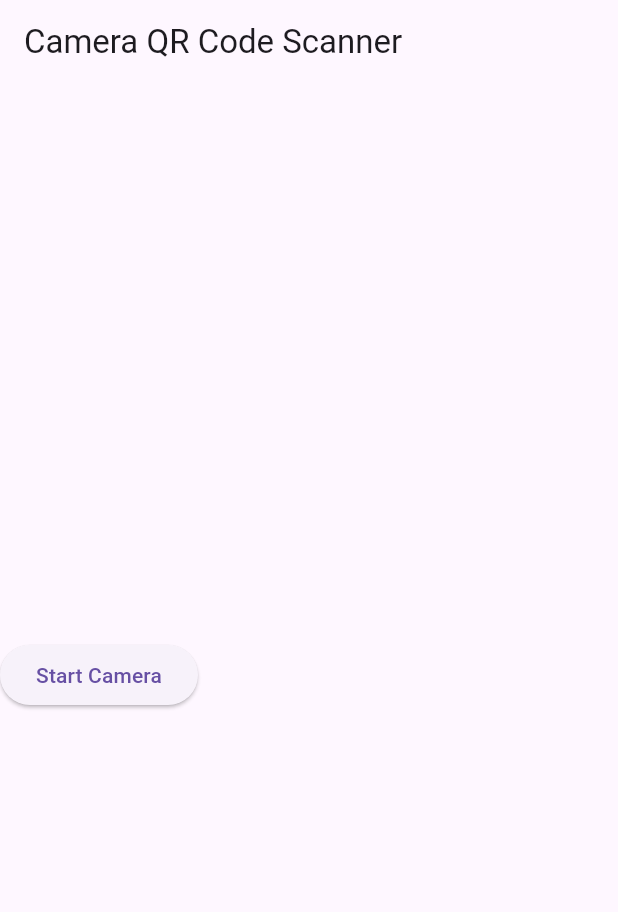
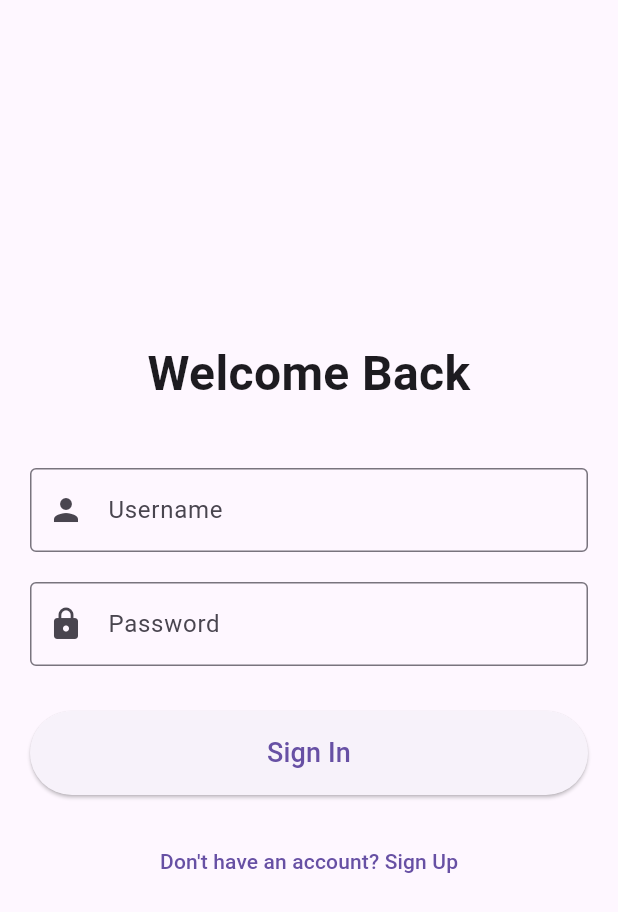
Before and after one commit to MohammedAitelgazzar/hospital-patient-locator, a Flutter app: the screen it shows after launch, on a phone screen of 412 x 824 dp. Shown: the top 912 px of the screen. Run offline on Flutter 3.47's test engine with Material 3 defaults, Android fonts, the light colour scheme and no system bars; our stand-ins replace camera.

```diff
--- a/frontend/mobile/hospital_patient_locator/lib/main.dart
+++ b/frontend/mobile/hospital_patient_locator/lib/main.dart
@@ -1,15 +1,20 @@
 import 'package:flutter/material.dart';
-import 'camera_screen.dart';
+import 'signin_screen.dart';
 
-void main() => runApp(MyApp());
+void main() {
+  runApp(MyApp());
+}
 
 class MyApp extends StatelessWidget {
   @override
   Widget build(BuildContext context) {
     return MaterialApp(
-      title: 'Camera QR Code Scanner',
-      theme: ThemeData(primarySwatch: Colors.blue),
-      home: CameraScreen(),
+      title: 'Hospital Patient Locator',
+      theme: ThemeData(
+        primarySwatch: Colors.blue,
+        visualDensity: VisualDensity.adaptivePlatformDensity,
+      ),
+      home: SignInScreen(),
     );
   }
 }
--- /dev/null
+++ b/frontend/mobile/hospital_patient_locator/lib/signin_screen.dart
@@ -0,0 +1,97 @@
+import 'package:flutter/material.dart';
+import 'signup_screen.dart';
+
+class SignInScreen extends StatefulWidget {
+  @override
+  _SignInScreenState createState() => _SignInScreenState();
+}
+
+class _SignInScreenState extends State<SignInScreen> {
+  final _formKey = GlobalKey<FormState>();
+  final _usernameController = TextEditingController();
+  final _passwordController = TextEditingController();
+
+  @override
+  Widget build(BuildContext context) {
+    return Scaffold(
+      body: SafeArea(
+        child: Padding(
+          padding: EdgeInsets.all(20.0),
+          child: Form(
+            key: _formKey,
+            child: Column(
+              mainAxisAlignment: MainAxisAlignment.center,
+              crossAxisAlignment: CrossAxisAlignment.stretch,
+              children: [
+                Text(
+                  'Welcome Back',
+                  style: TextStyle(
+                    fontSize: 32,
+                    fontWeight: FontWeight.bold,
+                  ),
+                  textAlign: TextAlign.center,
+                ),
+                SizedBox(height: 40),
+                TextFormField(
+                  controller: _usernameController,
+                  decoration: InputDecoration(
+                    labelText: 'Username',
+                    border: OutlineInputBorder(),
+                    prefixIcon: Icon(Icons.person),
+                  ),
+                  validator: (value) {
+                    if (value == null || value.isEmpty) {
+                      return 'Please enter your username';
+                    }
+                    return null;
+                  },
+                ),
+                SizedBox(height: 20),
+                TextFormField(
+                  controller: _passwordController,
+                  decoration: InputDecoration(
+                    labelText: 'Password',
+                    border: OutlineInputBorder(),
+                    prefixIcon: Icon(Icons.lock),
+                  ),
+                  obscureText: true,
+                  validator: (value) {
+                    if (value == null || value.isEmpty) {
+                      return 'Please enter your password';
+                    }
+                    return null;
+                  },
+                ),
+                SizedBox(height: 30),
+                ElevatedButton(
+                  onPressed: () {
+                    if (_formKey.currentState!.validate()) {
+                      // Handle sign in logic here
+                    }
+                  },
+                  child: Padding(
+                    padding: EdgeInsets.symmetric(vertical: 15),
+                    child: Text(
+                      'Sign In',
+                      style: TextStyle(fontSize: 18),
+                    ),
+                  ),
+                ),
+                SizedBox(height: 20),
+                TextButton(
+                  onPressed: () {
+                    Navigator.push(
+                      context,
+                      MaterialPageRoute(builder: (context) => SignUpScreen()),
+                    );
+                  },
+                  child: Text("Don't have an account? Sign Up"),
+                ),
+              ],
+            ),
+          ),
+        ),
+      ),
+    );
+  }
+}
```
Also changed, not shown: frontend/mobile/hospital_patient_locator/lib/signup_screen.dart (added, +113 -0 lines), 11 other files.
